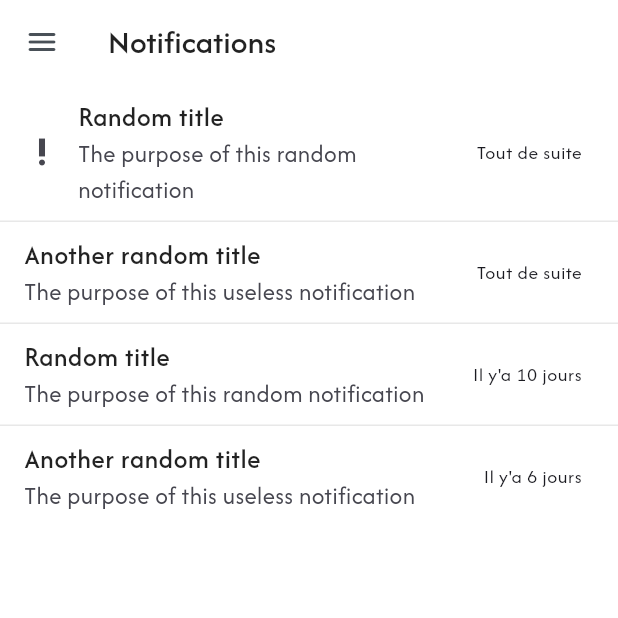
After one commit to Asmitta-01/StockPro---Mobile-app, a Flutter app: the NotificationsView screen opened by its route, on a phone screen of 412 x 824 dp, the top half of it. The commit adds this screen. Run offline on Flutter 3.47's test engine with Material 3 defaults, Android fonts, the phone set to English and light mode, and no system bars; our stand-ins replace flutter_typeahead, get, loading_animation_widget, package_info_plus, shared_preferences, step_progress_indicator; accounts and stored records are empty.

Commit message:
Add notifications feature with model, view, and localization support

```diff
--- a/assets/languages/fr.json
+++ b/assets/languages/fr.json
@@ -117,5 +117,14 @@
     "transport": "Transport",
     "save": "Enregistrer",
     "change": "Modifier",
-    "transport_method": "Moyen de transport"
+    "transport_method": "Moyen de transport",
+    "notifications": "Notifications",
+    "just_now": "Tout de suite",
+    "a_minute_ago": "Il y a une minute",
+    "x_minutes_ago": "il y'a @x mins",
+    "an_hour_ago": "Il y a une heure",
+    "x_hours_ago": "Il y a @x heures",
+    "yesterday": "Hier",
+    "x_days_ago": "Il y'a @x jours",
+    "no_notifications": "Pas de notifications"
 }
--- /dev/null
+++ b/lib/controllers/notifications/notifications_controller.dart
@@ -0,0 +1,36 @@
+import 'package:flutter/material.dart';
+import 'package:get/get.dart';
+import 'package:stock_pro/models/notification_model.dart';
+
+class NotificationsController extends GetxController {
+  GlobalKey<ScaffoldState> scaffoldKey = GlobalKey<ScaffoldState>();
+  final int pagePosition = 4;
+
+  final List<NotificationModel> notifications = [
+    NotificationModel(
+      title: "Random title",
+      body: "The purpose of this random notification",
+      date: DateTime.now(),
+      isRead: false,
+    ),
+    NotificationModel(
+      title: "Another random title",
+      body: "The purpose of this useless notification",
+      date: DateTime.now(),
+    ),
+    NotificationModel(
+      title: "Random title",
+      body: "The purpose of this random notification",
+      date: DateTime(2025),
+    ),
+    NotificationModel(
+      title: "Another random title",
+      body: "The purpose of this useless notification",
+      date: DateTime(2025, 1, 5),
+    ),
+  ];
+
+  void openDrawer() {
+    scaffoldKey.currentState!.openDrawer();
+  }
+}
--- /dev/null
+++ b/lib/models/notification_model.dart
@@ -0,0 +1,13 @@
+class NotificationModel {
+  String title;
+  String body;
+  bool isRead;
+  DateTime date;
+
+  NotificationModel({
+    required this.title,
+    required this.body,
+    required this.date,
+    this.isRead = true,
+  });
+}
--- a/lib/routes.dart
+++ b/lib/routes.dart
@@ -5,6 +5,7 @@ import 'package:stock_pro/controllers/auth/signup_controller.dart';
 import 'package:stock_pro/controllers/home/owner_home_controller.dart';
 import 'package:stock_pro/controllers/items/add_item_controller.dart';
 import 'package:stock_pro/controllers/items/items_controller.dart';
+import 'package:stock_pro/controllers/notifications/notifications_controller.dart';
 import 'package:stock_pro/controllers/operations/add_operation_controller.dart';
 import 'package:stock_pro/controllers/operations/operations_controller.dart';
 import 'package:stock_pro/views/auth/login_view.dart';
@@ -13,6 +14,7 @@ import 'package:stock_pro/views/auth/signup_view.dart';
 import 'package:stock_pro/views/home/owner_home_view.dart';
 import 'package:stock_pro/views/items/add_item_view.dart';
 import 'package:stock_pro/views/items/items_view.dart';
+import 'package:stock_pro/views/notifications/notifications_view.dart';
 import 'package:stock_pro/views/operations/add_operation_view.dart';
 import 'package:stock_pro/views/operations/operations_view.dart';
 import 'package:stock_pro/views/splash_view.dart';
@@ -32,6 +34,8 @@ abstract class Routes {
 
   static const operations = '/operations';
   static const addOperation = '$operations/add';
+
+  static const notifications = '/notifications';
 
   static const account = '/account';
   static const accountComplete = '/account/complete';
@@ -92,5 +96,10 @@ class AppPages {
         ),
       ],
     ),
+    GetPage(
+      name: Routes.notifications,
+      page: () => const NotificationsView(),
+      binding: BindingsBuilder.put(() => NotificationsController()),
+    ),
   ];
 }
--- a/lib/utils/image_data.dart
+++ b/lib/utils/image_data.dart
@@ -6,6 +6,8 @@ class ImageData {
   static const items = 'assets/images/items.png';
   static const noOperations = 'assets/images/no-operations.png';
   static const noOperationsDark = 'assets/images/no-operations-dark.png';
+  static const notifications = 'assets/images/notifications.png';
+  static const notificationsDark = 'assets/images/notifications-dark.png';
   static const wallet = 'assets/images/wallet.png';
   static const walletDark = 'assets/images/wallet-dark.png';
   static const noItems = 'assets/images/no-items.png';
--- /dev/null
+++ b/lib/views/notifications/notifications_view.dart
@@ -0,0 +1,81 @@
+import 'package:flutter/material.dart';
+import 'package:get/get.dart';
+import 'package:stock_pro/controllers/notifications/notifications_controller.dart';
+import 'package:stock_pro/utils/extensions/datetime_extension.dart';
+import 'package:stock_pro/utils/image_data.dart';
+import 'package:stock_pro/widgets/drawer_widget.dart';
+
+class NotificationsView extends GetView<NotificationsController> {
+  const NotificationsView({super.key});
+
+  @override
+  Widget build(BuildContext context) {
+    return GetBuilder<NotificationsController>(builder: (controller) {
+      return Scaffold(
+        key: controller.scaffoldKey,
+        appBar: AppBar(
+          title: Text('notifications'.tr),
+          leading: InkWell(
+            onTap: controller.openDrawer,
+            child: const Icon(Icons.menu_rounded),
+          ),
+        ),
+        drawerEnableOpenDragGesture: true,
+        drawer: DrawerWidget(
+          currentPage: controller.pagePosition,
+          scaffoldKey: controller.scaffoldKey,
+        ),
+        body: RefreshIndicator(
+          onRefresh: () async {},
+          color: Get.theme.primaryColor,
+          backgroundColor: Get.theme.scaffoldBackgroundColor,
+          child: controller.notifications.isNotEmpty
+              ? buildNotificationList()
+              : buildEmptyWidget(),
+        ),
+      );
+    });
+  }
+
+  Widget buildNotificationList() {
+    return ListView.separated(
+      itemBuilder: (context, index) {
+        var notification = controller.notifications[index];
+        return ListTile(
+          leading: notification.isRead ? null : const Icon(Icons.priority_high),
+          title: Text(notification.title),
+          subtitle: Text(notification.body),
+          trailing: Text(
+            notification.date.timeDifference(),
+            style: Get.textTheme.bodySmall,
+          ),
+          visualDensity: VisualDensity.compact,
+        );
+      },
+      separatorBuilder: (context, index) => const Divider(height: 1),
+      itemCount: controller.notifications.length,
+    );
+  }
+
+  Widget buildEmptyWidget() {
+    return Padding(
+      padding: const EdgeInsets.symmetric(horizontal: 36),
+      child: Center(
+        child: Column(
+          mainAxisAlignment: MainAxisAlignment.center,
+          children: [
+            ImageIcon(
+              const AssetImage(ImageData.notifications),
+              size: Get.size.width * 0.4,
+            ),
+            const SizedBox(height: 20),
+            Text(
+              "no_notifications".tr,
+              style: Get.textTheme.titleLarge,
+            ),
+          ],
+        ),
+      ),
+    );
+  }
+}
--- a/lib/widgets/drawer_widget.dart
+++ b/lib/widgets/drawer_widget.dart
@@ -67,8 +67,8 @@ class DrawerWidget extends StatelessWidget {
         _singleDrawerItem(Icons.storage_rounded, "items".tr, Routes.items, 2),
         _singleDrawerItem(
             Icons.sync_alt, "operations".tr, Routes.operations, 3),
-        _singleDrawerItem(Icons.notifications_rounded, "Notifications",
-            '/user/notifications', 4),
+        _singleDrawerItem(Icons.notifications_rounded, "notifications".tr,
+            Routes.notifications, 4),
         _singleDrawerItem(
             Icons.store_rounded, "Mes boutiques", '/user/shops', 5),
         _singleDrawerItem(Icons.document_scanner_rounded, "Rapports", '', 6),
--- a/pubspec.yaml
+++ b/pubspec.yaml
@@ -75,6 +75,8 @@ flutter:
     - assets/images/wallet.png
     - assets/images/wallet-dark.png
     - assets/images/items.png
+    - assets/images/notifications.png
+    - assets/images/notifications-dark.png
     - assets/images/no-operations.png
     - assets/images/no-operations-dark.png
     - assets/images/google.png
```
Also changed, not shown: assets/languages/en.json (+10 -1 lines), lib/utils/extensions/datetime_extension.dart (added, +19 -0 lines), assets/images/notifications-dark.png (added), assets/images/notifications.png (added).
